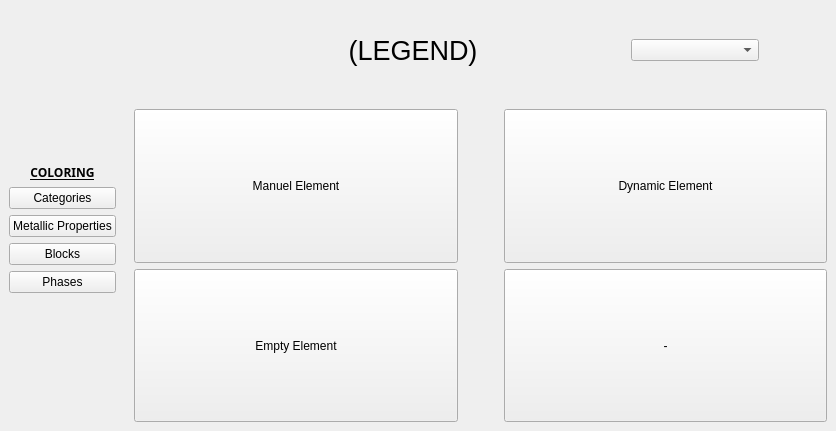
The window that STAGE4/TableSection/forms/tablesection.ui (demirciAhmet/periodiCpp) describes before a commit, drawn with Qt 5.
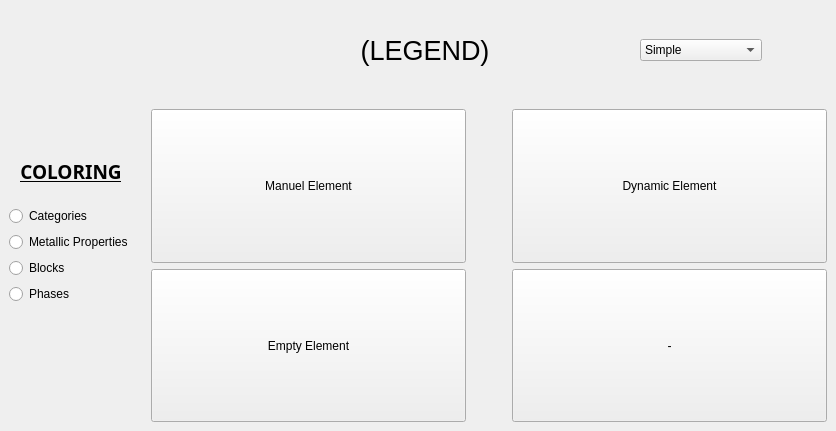
The same window after the commit.

The edit to the form file:
```diff
--- a/STAGE4/TableSection/forms/tablesection.ui
+++ b/STAGE4/TableSection/forms/tablesection.ui
@@ -119,7 +119,13 @@
        </spacer>
       </item>
       <item>
-       <widget class="QComboBox" name="comboBox"/>
+       <widget class="QComboBox" name="comboBox">
+        <item>
+         <property name="text">
+          <string>Simple</string>
+         </property>
+        </item>
+       </widget>
       </item>
       <item>
        <spacer name="horizontalSpacer_5">
@@ -145,7 +151,7 @@
        <verstretch>0</verstretch>
       </sizepolicy>
      </property>
-     <layout class="QVBoxLayout" name="verticalLayout" stretch="6,0,0,0,0,0,5">
+     <layout class="QVBoxLayout" name="verticalLayout" stretch="10,2,1,2,2,2,2,8">
       <item>
        <spacer name="verticalSpacer">
         <property name="orientation">
@@ -164,6 +170,7 @@
         <property name="font">
          <font>
           <family>Roboto Slab</family>
+          <pointsize>14</pointsize>
           <bold>true</bold>
           <underline>true</underline>
          </font>
@@ -186,28 +193,59 @@
        </widget>
       </item>
       <item>
-       <widget class="QPushButton" name="Categories">
+       <spacer name="verticalSpacer_3">
+        <property name="orientation">
+         <enum>Qt::Vertical</enum>
+        </property>
+        <property name="sizeHint" stdset="0">
+         <size>
+          <width>20</width>
+          <height>40</height>
+         </size>
+        </property>
+       </spacer>
+      </item>
+      <item>
+       <widget class="QRadioButton" name="Categories">
+        <property name="layoutDirection">
+         <enum>Qt::LeftToRight</enum>
+        </property>
         <property name="text">
          <string>Categories</string>
         </property>
        </widget>
       </item>
       <item>
-       <widget class="QPushButton" name="Metallic_Properties">
+       <widget class="QRadioButton" name="Metallic_Properties">
+        <property name="layoutDirection">
+         <enum>Qt::LeftToRight</enum>
+        </property>
         <property name="text">
          <string>Metallic Properties</string>
         </property>
        </widget>
       </item>
       <item>
-       <widget class="QPushButton" name="Blocks">
+       <widget class="QRadioButton" name="Blocks">
+        <property name="layoutDirection">
+         <enum>Qt::LeftToRight</enum>
+        </property>
         <property name="text">
          <string>Blocks</string>
         </property>
+        <property name="iconSize">
+         <size>
+          <width>18</width>
+          <height>18</height>
+         </size>
+        </property>
        </widget>
       </item>
       <item>
-       <widget class="QPushButton" name="Phases">
+       <widget class="QRadioButton" name="Phases">
+        <property name="layoutDirection">
+         <enum>Qt::LeftToRight</enum>
+        </property>
         <property name="text">
          <string>Phases</string>
         </property>
```
